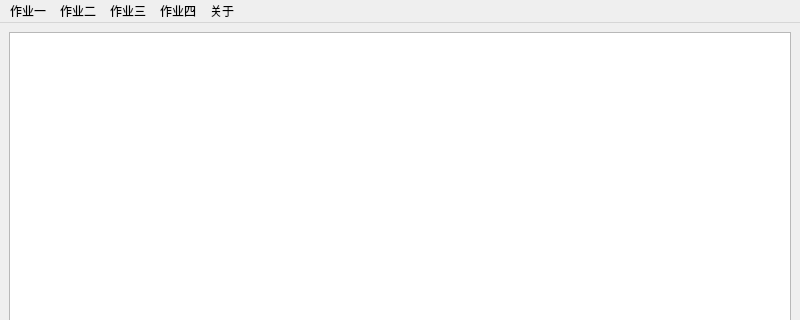
Mythologyli/Rusty, file mainwindow.ui: the form before one commit; both pictures show x 0 to 800 and y 0 to 320 of the 800 by 600 pixel window.
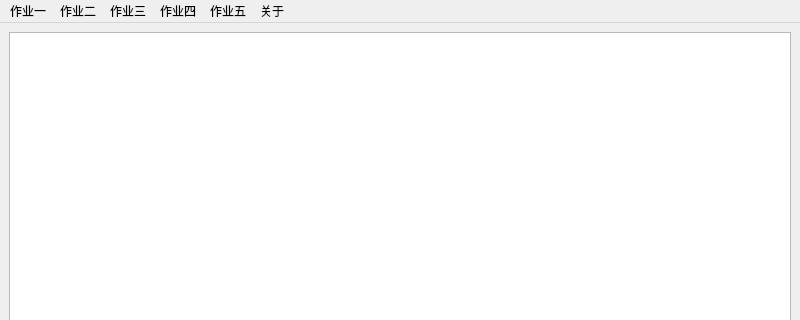
The form after the commit.

Patch:
```diff
--- a/mainwindow.ui
+++ b/mainwindow.ui
@@ -74,10 +74,17 @@
           </property>
           <addaction name="imageMorphologyAction"/>
       </widget>
+   <widget class="QMenu" name="hw5Menu">
+    <property name="title">
+     <string>作业五</string>
+    </property>
+    <addaction name="imageRestorationAction"/>
+   </widget>
       <addaction name="hw1Menu"/>
       <addaction name="hw2Menu"/>
       <addaction name="hw3Menu"/>
       <addaction name="hw4Menu"/>
+   <addaction name="hw5Menu"/>
       <addaction name="aboutMenu"/>
   </widget>
   <widget class="QStatusBar" name="statusbar"/>
```
Left out of the diff: 5 changed lines with no effect on the pictures. Lines whose indentation alone changed are shown as unchanged.
